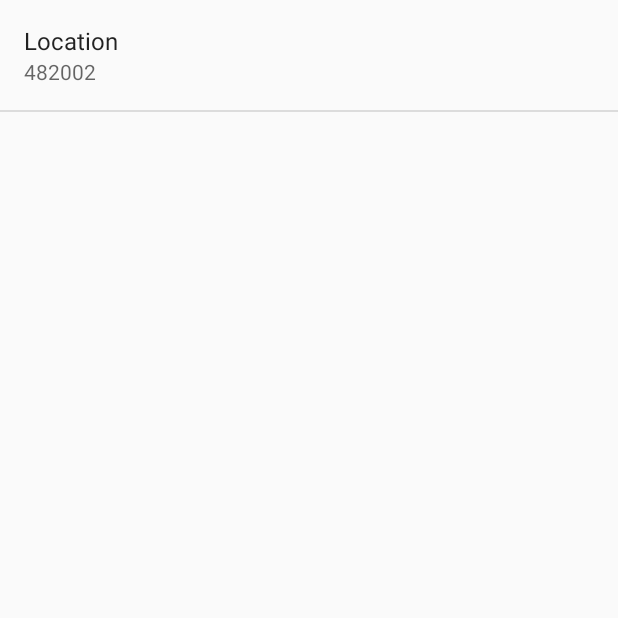
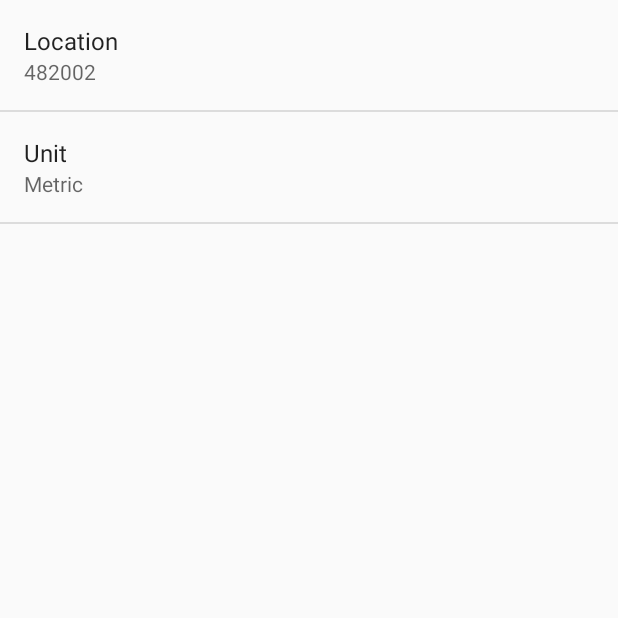
Before and after one commit to priyankvex/Sunshine, an Android app: the SettingsActivity screen opened directly, with no data from a screen before it, on a phone screen of 412 x 824 dp, the top half of it. Run offline under Robolectric (Android 15) with nearby library versions, the phone set to English and light mode, and no system bars.

Commit message:
Added settings for the units of temprature shown.

```diff
--- a/app/src/main/java/com/example/priyank/sunshine/SettingsActivity.java
+++ b/app/src/main/java/com/example/priyank/sunshine/SettingsActivity.java
@@ -26,6 +26,7 @@ public class SettingsActivity extends PreferenceActivity
         // For all preferences, attach an OnPreferenceChangeListener so the UI summary can be
         // updated when the preference changes.
         bindPreferenceSummaryToValue(findPreference(getString(R.string.pref_location_key)));
+        bindPreferenceSummaryToValue(findPreference(getString(R.string.pref_unit_key)));
     }
 
     /**
--- a/app/src/main/res/values/strings.xml
+++ b/app/src/main/res/values/strings.xml
@@ -10,6 +10,16 @@
     <string name="pref_location_label">Location</string>
     <string name="pref_location_key">location</string>
     <string name="pref_location_default">482002</string>
-
+    <string name="pref_unit_key">unit</string>
+    <string name="pref_unit_metric">metric</string>
+    <string name="pref_unit_imperial">imperial</string>
+    <array name="pref_unit_values">
+        <item>"metric"</item>
+        <item>"imperial"</item>
+    </array>
+    <array name="pref_unit_options">
+        <item>"Metric"</item>
+        <item>"Imperial"</item>
+    </array>
 
 </resources>
--- a/app/src/main/res/xml/pref_general.xml
+++ b/app/src/main/res/xml/pref_general.xml
@@ -9,4 +9,12 @@
         android:inputType="text"
         />
 
+    <ListPreference
+        android:title="Unit"
+        android:entries="@array/pref_unit_options"
+        android:entryValues="@array/pref_unit_values"
+        android:defaultValue="@string/pref_unit_metric"
+        android:key="@string/pref_unit_key"
+        />
+
 </PreferenceScreen>
```
Also changed, not shown: app/src/main/java/com/example/priyank/sunshine/ForecastFragment.java (+11 -0 lines), 38 other files.
